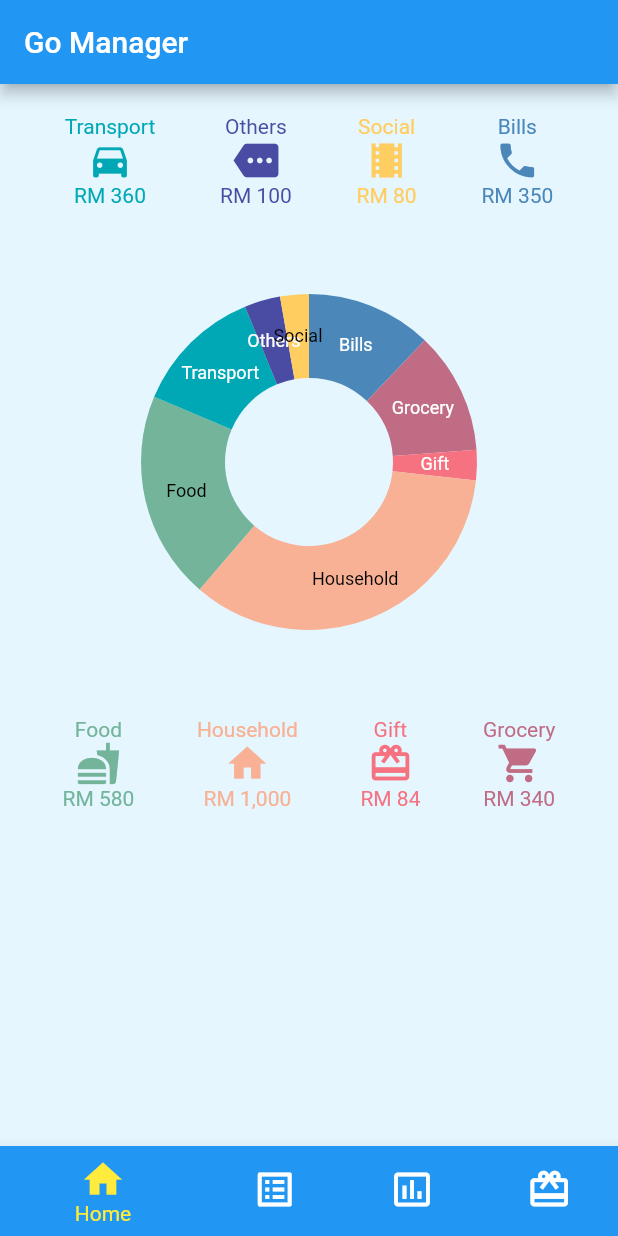
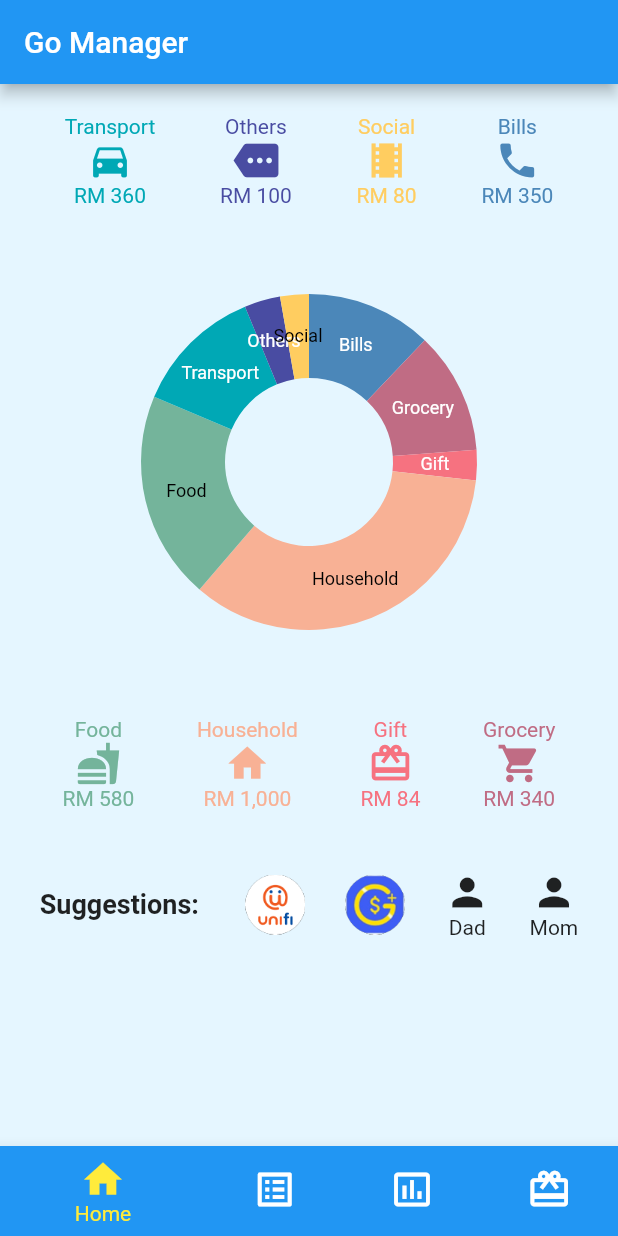
Before and after one commit to seoksee/WhatTheHack, a Flutter app: the screen it shows after launch, on a phone screen of 412 x 824 dp. Run offline on Flutter 3.47's test engine with Material 2 defaults, Android fonts, the phone set to English and light mode, and no system bars; our stand-ins replace select_form_field, shared_preferences, syncfusion_flutter_charts, webview_flutter.

Commit message:
added suggestions add dashboard

```diff
--- a/lib/screens/DashboardScreen.dart
+++ b/lib/screens/DashboardScreen.dart
@@ -287,6 +287,39 @@ final topIconList = DefaultTextStyle.merge(
     ),
   );
 
+final suggestionsList = DefaultTextStyle.merge(
+    // style: descTextStyle,
+    child: Container(
+      padding: EdgeInsets.fromLTRB(0.0, 20.0, 0.0, 20.0),
+      child: Row(
+        mainAxisAlignment: MainAxisAlignment.spaceEvenly,
+        children: [
+          Text("Suggestions: ",style: TextStyle(fontWeight: FontWeight.bold, fontSize: 18)),
+          Image(image: AssetImage('row/unifi-logo.png'),
+            height: 40,
+            width: 40,),
+          Image(image: AssetImage('row/go-plus-logo.png'),height: 40,width: 40,),
+          Column(
+            children: [
+              Icon(Icons.person, size: 30.0),
+              Text(
+                'Dad'
+              ),
+            ],
+          ),
+          Column(
+            children: [
+              Icon(Icons.person, size: 30.0),
+              Text(
+                'Mom',
+              ),
+            ],
+          ),
+        ],
+      ),
+    ),
+  );
+
   Widget build(BuildContext context) {
     return Scaffold(
       appBar: AppBar(
@@ -312,7 +345,8 @@ final topIconList = DefaultTextStyle.merge(
                   ),
                 ])),
             // ),
-          bottomIconList
+          bottomIconList,
+          suggestionsList
             ],
         ),
     );
--- a/pubspec.yaml
+++ b/pubspec.yaml
@@ -29,6 +29,8 @@ dev_dependencies:
 # The following section is specific to Flutter.
 flutter:
   uses-material-design: true
+  assets:
+    - row/
 
   # To add assets to your application, add an assets section, like this:
   # assets:
```
Also changed, not shown: row/go-plus-logo.png (added), row/unifi-logo.png (added).
